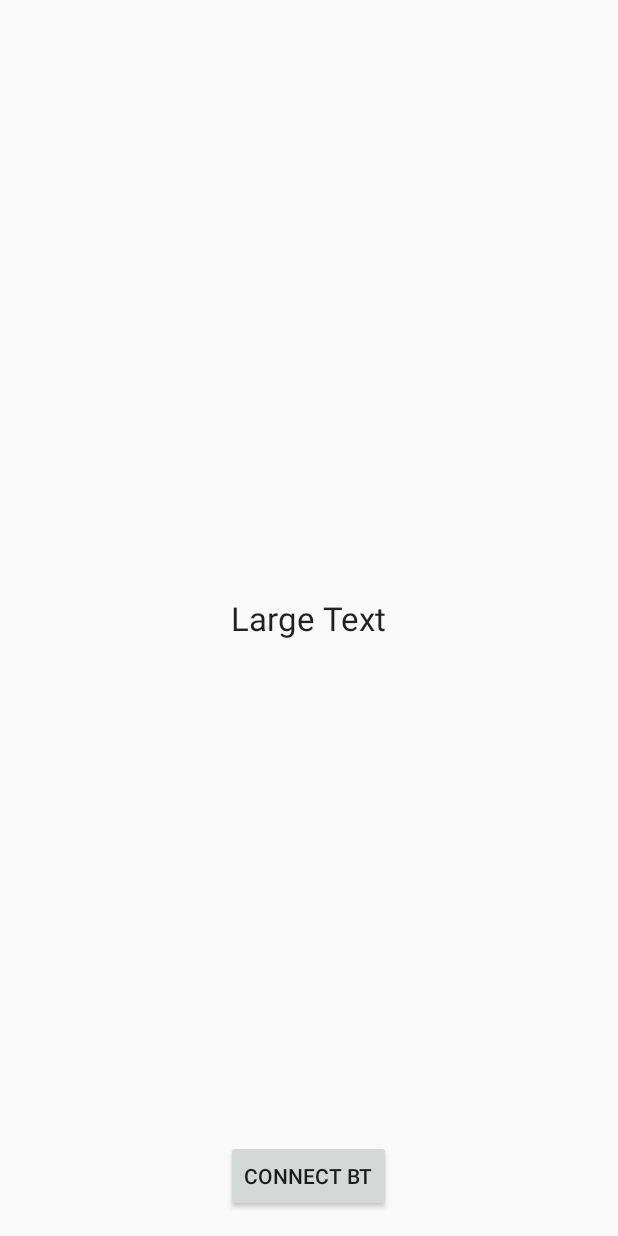
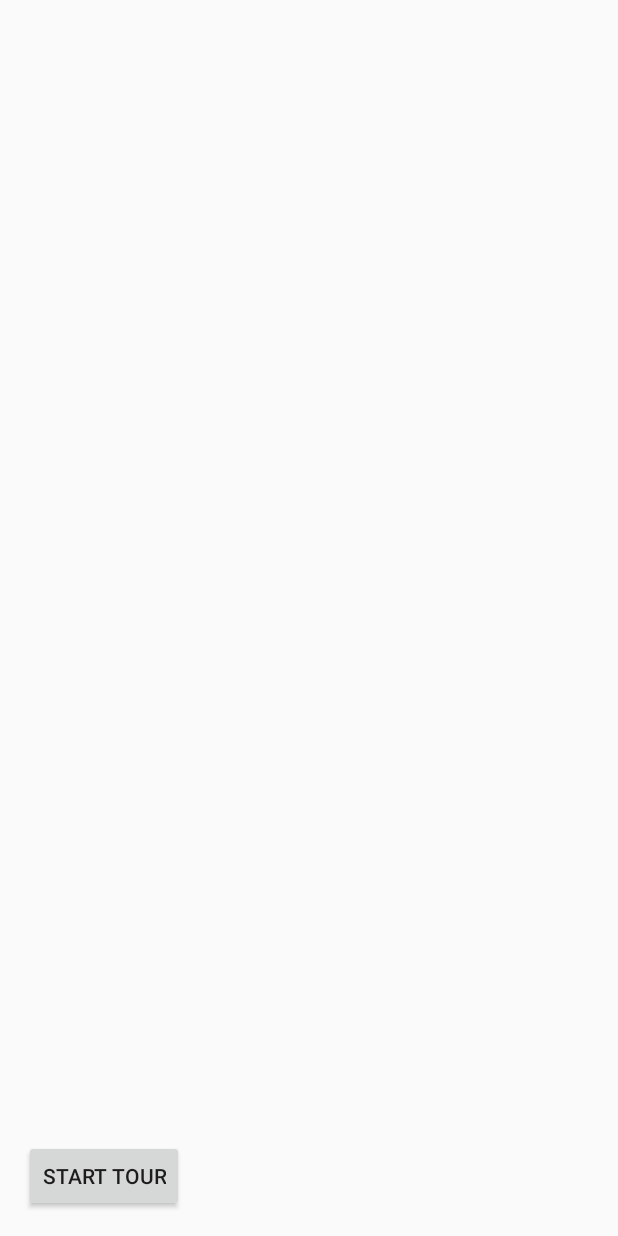
Before and after one commit to majinstudios/tabbot, an Android app: the layout activity_main.xml on its own in the app's theme, with its tools: preview values and no code run, on a phone screen of 412 x 824 dp. Run offline under Robolectric (Android 15) with nearby library versions, the phone set to English and light mode, and no system bars.

Commit message:
Roboguide connection fixed. Added face to app

```diff
--- a/Software/RoboGuide/Android/RoboGuide/app/src/main/AndroidManifest.xml
+++ b/Software/RoboGuide/Android/RoboGuide/app/src/main/AndroidManifest.xml
@@ -12,7 +12,9 @@
         android:label="@string/app_name"
         android:supportsRtl="true"
         android:theme="@style/AppTheme">
-        <activity android:name=".MainActivity">
+        <activity android:name=".MainActivity"
+            android:screenOrientation="landscape"
+            android:configChanges="keyboardHidden|orientation">
             <intent-filter>
                 <action android:name="android.intent.action.MAIN" />
 
--- a/Software/RoboGuide/Android/RoboGuide/app/src/main/res/layout/activity_main.xml
+++ b/Software/RoboGuide/Android/RoboGuide/app/src/main/res/layout/activity_main.xml
@@ -12,18 +12,28 @@
     <Button
         android:layout_width="wrap_content"
         android:layout_height="wrap_content"
-        android:text="Connect BT"
+        android:text="Start Tour"
         android:id="@+id/bluetoothButton"
         android:layout_alignParentBottom="true"
-        android:layout_centerHorizontal="true" />
+        android:layout_alignParentLeft="true"
+        android:layout_alignParentStart="true" />
+
+    <ImageView
+        android:layout_width="fill_parent"
+        android:layout_height="fill_parent"
+        android:id="@+id/imageView"
+        android:layout_centerHorizontal="true"
+        android:layout_above="@+id/textView" />
 
     <TextView
         android:layout_width="wrap_content"
         android:layout_height="wrap_content"
         android:textAppearance="?android:attr/textAppearanceLarge"
-        android:text="Large Text"
+        android:text=" "
         android:id="@+id/textView"
-        android:layout_centerVertical="true"
+        android:layout_alignParentBottom="true"
         android:layout_centerHorizontal="true" />
 
+
+
 </RelativeLayout>
--- a/Software/RoboGuide/Android/RoboGuide/app/src/main/res/values/styles.xml
+++ b/Software/RoboGuide/Android/RoboGuide/app/src/main/res/values/styles.xml
@@ -1,7 +1,7 @@
 <resources>
 
     <!-- Base application theme. -->
-    <style name="AppTheme" parent="Theme.AppCompat.Light.DarkActionBar">
+    <style name="AppTheme" parent="Theme.AppCompat.Light.NoActionBar">
         <!-- Customize your theme here. -->
         <item name="colorPrimary">@color/colorPrimary</item>
         <item name="colorPrimaryDark">@color/colorPrimaryDark</item>
```
Also changed, not shown: Software/RoboGuide/Android/RoboGuide/app/src/main/java/alvaroferran/roboguide/MainActivity.java (+32 -20 lines), Software/RoboGuide/Android/RoboGuide/app/src/main/res/drawable/eyes.png (added), 1 other file.
